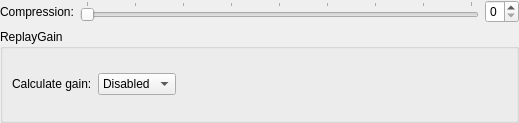
Qt form formats/out_flac_config.ui (flacon/flacon) before a commit.
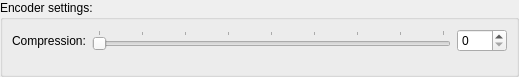
The same form after that commit.

Commit message: Redesign FLAC encoder settings

Patch:
```diff
--- a/formats/out_flac_config.ui
+++ b/formats/out_flac_config.ui
@@ -7,7 +7,7 @@
     <x>0</x>
     <y>0</y>
     <width>519</width>
-    <height>123</height>
+    <height>77</height>
    </rect>
   </property>
   <property name="windowTitle">
@@ -27,7 +27,14 @@
     <number>0</number>
    </property>
    <item>
-    <layout class="QGridLayout" name="formLayout">
+    <widget class="QGroupBox" name="groupBox">
+     <property name="title">
+      <string extracomment="Preferences dialog: group caption">Encoder settings:</string>
+     </property>
+     <property name="flat">
+      <bool>true</bool>
+     </property>
+     <layout class="QFormLayout" name="formLayout">
      <item row="0" column="0">
       <widget class="QLabel" name="flacCompressionLabel">
        <property name="text">
@@ -42,6 +49,12 @@
       <layout class="QHBoxLayout" name="horizontalLayout_2">
        <item>
         <widget class="QSlider" name="flacCompressionSlider">
+          <property name="minimumSize">
+           <size>
+            <width>200</width>
+            <height>0</height>
+           </size>
+          </property>
          <property name="maximum">
           <number>8</number>
          </property>
@@ -61,54 +74,16 @@
        </item>
        <item>
         <widget class="QSpinBox" name="flacCompressionSpin">
-         <property name="maximum">
-          <number>8</number>
-         </property>
-        </widget>
-       </item>
-      </layout>
-     </item>
-    </layout>
-   </item>
-   <item>
-    <widget class="QGroupBox" name="flacGainGroup">
-     <property name="title">
-      <string>ReplayGain</string>
-     </property>
-     <layout class="QVBoxLayout" name="verticalLayout_8">
-      <item>
-       <layout class="QGridLayout" name="formLayout_7">
-        <item row="0" column="0">
-         <widget class="QLabel" name="flacGainLabel">
-          <property name="text">
-           <string>Calculate gain:</string>
-          </property>
-          <property name="buddy">
-           <cstring>flacGainCbx</cstring>
-          </property>
-         </widget>
-        </item>
-        <item row="0" column="1">
-         <widget class="QComboBox" name="flacGainCbx">
-          <item>
-           <property name="text">
-            <string>Disabled</string>
-           </property>
-          </item>
-         </widget>
-        </item>
-        <item row="0" column="2">
-         <spacer name="horizontalSpacer_3">
-          <property name="orientation">
-           <enum>Qt::Horizontal</enum>
-          </property>
-          <property name="sizeHint" stdset="0">
+          <property name="minimumSize">
            <size>
-            <width>40</width>
-            <height>20</height>
+            <width>50</width>
+            <height>0</height>
            </size>
           </property>
-         </spacer>
+          <property name="maximum">
+           <number>8</number>
+          </property>
+         </widget>
         </item>
        </layout>
       </item>
```
Lines whose indentation alone changed are shown as unchanged. The commit also changes 3 other files.
